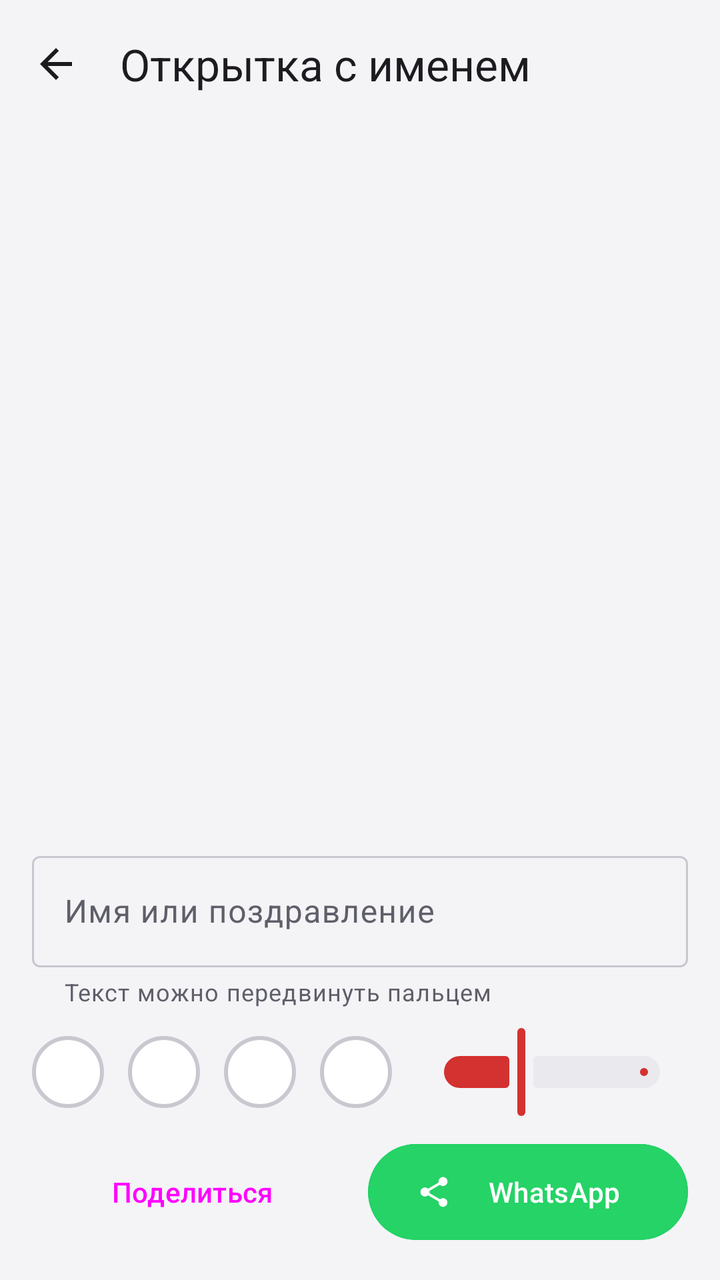
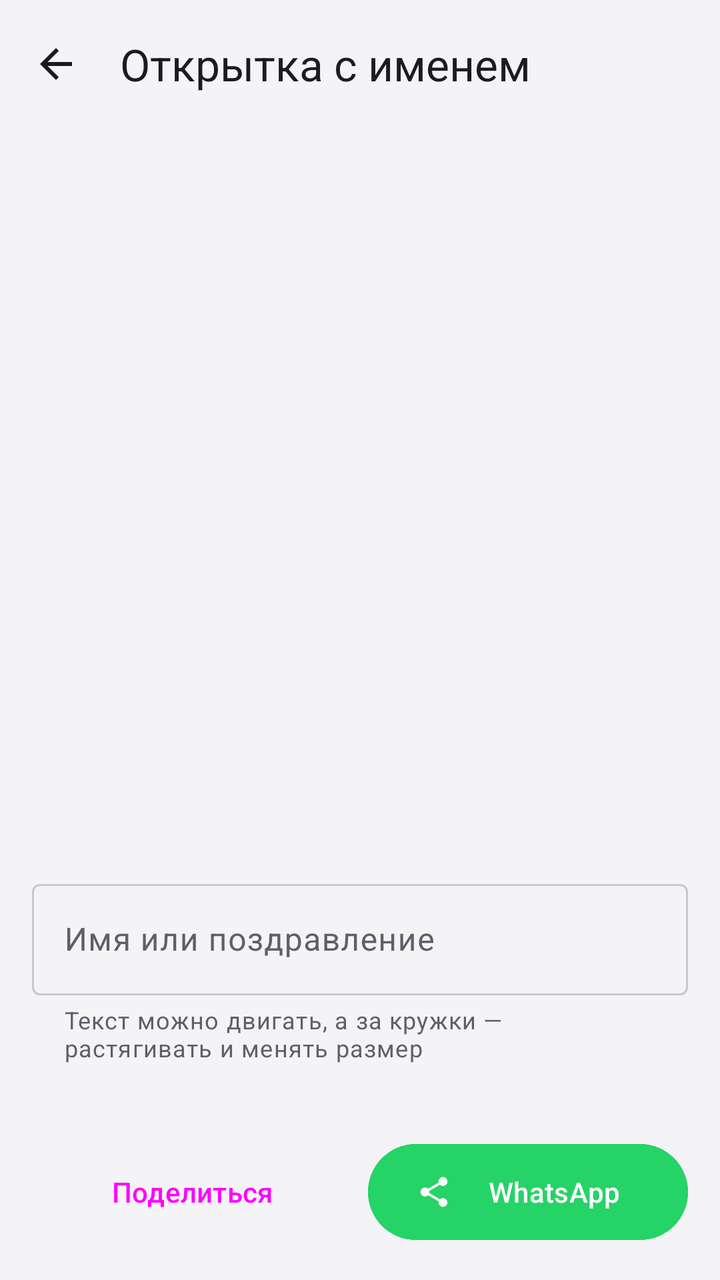

Compare the two renders of this Android layout. The source of the first and the diff that turns it into the second are given below.
<!-- AndroidManifest.xml: application theme AppTheme -->
<!-- res/layout/card_editor.xml -->
<?xml version="1.0" encoding="utf-8"?>
<LinearLayout xmlns:android="http://schemas.android.com/apk/res/android"
    xmlns:app="http://schemas.android.com/apk/res-auto"
    android:layout_width="match_parent"
    android:layout_height="match_parent"
    android:background="@color/colorBackground"
    android:clickable="true"
    android:focusable="true"
    android:orientation="vertical">

    <com.google.android.material.appbar.MaterialToolbar
        android:id="@+id/editorToolbar"
        android:layout_width="match_parent"
        android:layout_height="?attr/actionBarSize"
        app:navigationContentDescription="@string/back"
        app:navigationIcon="@drawable/ic_back"
        app:navigationIconTint="@color/colorOnSurface"
        app:title="@string/card_with_name" />

    
    <FrameLayout
        android:id="@+id/previewArea"
        android:layout_width="match_parent"
        android:layout_height="0dp"
        android:layout_weight="1"
        android:padding="12dp">

        <FrameLayout
            android:id="@+id/cardFrame"
            android:layout_width="0dp"
            android:layout_height="0dp"
            android:layout_gravity="center">

            <ImageView
                android:id="@+id/cardImage"
                android:layout_width="match_parent"
                android:layout_height="match_parent"
                android:scaleType="fitXY" />

            <TextView
                android:id="@+id/cardText"
                android:layout_width="wrap_content"
                android:layout_height="wrap_content"
                android:gravity="center"
                android:padding="4dp"
                android:shadowColor="#CC000000"
                android:shadowDy="2"
                android:shadowRadius="6"
                android:textColor="@color/colorWhite"
                android:textStyle="bold" />
        </FrameLayout>

        <ProgressBar
            android:id="@+id/editorProgress"
            android:layout_width="wrap_content"
            android:layout_height="wrap_content"
            android:layout_gravity="center" />
    </FrameLayout>

    <LinearLayout
        android:layout_width="match_parent"
        android:layout_height="wrap_content"
        android:orientation="vertical"
        android:paddingStart="16dp"
        android:paddingEnd="16dp"
        android:paddingBottom="16dp">

        <com.google.android.material.textfield.TextInputLayout
            style="?attr/textInputOutlinedStyle"
            android:layout_width="match_parent"
            android:layout_height="wrap_content"
            android:hint="@string/card_name_hint"
            app:helperText="@string/card_drag_hint">

            <com.google.android.material.textfield.TextInputEditText
                android:id="@+id/nameInput"
                android:layout_width="match_parent"
                android:layout_height="wrap_content"
                android:inputType="textCapSentences|textMultiLine"
                android:maxLines="3" />
        </com.google.android.material.textfield.TextInputLayout>

        <LinearLayout
            android:layout_width="match_parent"
            android:layout_height="wrap_content"
            android:layout_marginTop="8dp"
            android:gravity="center_vertical"
            android:orientation="horizontal">

            <View
                android:id="@+id/colorWhite"
                android:layout_width="36dp"
                android:layout_height="36dp"
                android:layout_marginEnd="12dp"
                android:background="@drawable/bg_swatch" />

            <View
                android:id="@+id/colorYellow"
                android:layout_width="36dp"
                android:layout_height="36dp"
                android:layout_marginEnd="12dp"
                android:background="@drawable/bg_swatch" />

            <View
                android:id="@+id/colorRed"
                android:layout_width="36dp"
                android:layout_height="36dp"
                android:layout_marginEnd="12dp"
                android:background="@drawable/bg_swatch" />

            <View
                android:id="@+id/colorDark"
                android:layout_width="36dp"
                android:layout_height="36dp"
                android:layout_marginEnd="12dp"
                android:background="@drawable/bg_swatch" />

            <com.google.android.material.slider.Slider
                android:id="@+id/sizeSlider"
                android:layout_width="0dp"
                android:layout_height="wrap_content"
                android:layout_weight="1"
                android:contentDescription="@string/card_text_size"
                android:stepSize="1"
                app:tickVisible="false"
                android:value="32"
                android:valueFrom="16"
                android:valueTo="64" />
        </LinearLayout>

        <LinearLayout
            android:layout_width="match_parent"
            android:layout_height="wrap_content"
            android:layout_marginTop="8dp"
            android:orientation="horizontal">

            <Button
                android:id="@+id/editorShare"
                style="?attr/materialButtonOutlinedStyle"
                android:layout_width="0dp"
                android:layout_height="wrap_content"
                android:minHeight="56dp"
                android:layout_marginEnd="8dp"
                android:layout_weight="1"
                android:text="@string/fab_options_share"
                app:icon="@drawable/ic_share" />

            <com.google.android.material.button.MaterialButton
                android:id="@+id/editorWhatsApp"
                android:layout_width="0dp"
                android:layout_height="wrap_content"
                android:minHeight="56dp"
                android:layout_weight="1"
                android:backgroundTint="@color/colorWhatsApp"
                android:text="@string/whatsapp"
                app:icon="@drawable/ic_share" />
        </LinearLayout>
    </LinearLayout>

</LinearLayout>
<!-- resources referenced by this layout -->
<resources>
  <color name="colorBackground">#F4F4F7</color>
  <color name="colorOnSurface">#1B1B1F</color>
  <color name="colorWhatsApp">#25D366</color>
  <color name="colorWhite">#ffffff</color>
  <!-- drawable bg_swatch (drawable) -->
  <shape xmlns:android="http://schemas.android.com/apk/res/android" android:shape="oval">
      <solid android:color="#FFFFFF" />
      <stroke android:width="2dp" android:color="@color/colorOutline" />
  </shape>
  <!-- drawable ic_back (drawable) -->
  <vector xmlns:android="http://schemas.android.com/apk/res/android"
      android:width="24dp"
      android:height="24dp"
      android:viewportWidth="24"
      android:viewportHeight="24">
      <path
          android:fillColor="#FFFFFF"
          android:pathData="M20,11H7.83l5.59,-5.59L12,4l-8,8 8,8 1.41,-1.41L7.83,13H20v-2z" />
  </vector>
  <!-- drawable ic_share (drawable) -->
  <vector xmlns:android="http://schemas.android.com/apk/res/android"
      android:width="24dp"
      android:height="24dp"
      android:viewportWidth="24"
      android:viewportHeight="24">
      <path
          android:fillColor="#FFFFFF"
          android:pathData="M18,16.08c-0.76,0 -1.44,0.3 -1.96,0.77L8.91,12.7c0.05,-0.23 0.09,-0.46 0.09,-0.7s-0.04,-0.47 -0.09,-0.7l7.05,-4.11c0.54,0.5 1.25,0.81 2.04,0.81 1.66,0 3,-1.34 3,-3s-1.34,-3 -3,-3 -3,1.34 -3,3c0,0.24 0.04,0.47 0.09,0.7L8.04,9.81C7.5,9.31 6.79,9 6,9c-1.66,0 -3,1.34 -3,3s1.34,3 3,3c0.79,0 1.5,-0.31 2.04,-0.81l7.12,4.16c-0.05,0.21 -0.08,0.43 -0.08,0.65 0,1.61 1.31,2.92 2.92,2.92 1.61,0 2.92,-1.31 2.92,-2.92s-1.31,-2.92 -2.92,-2.92z" />
  </vector>
  <string name="back">Назад</string>
  <string name="card_drag_hint">Текст можно передвинуть пальцем</string>
  <string name="card_name_hint">Имя или поздравление</string>
  <string name="card_text_size">Размер текста</string>
  <string name="card_with_name">Открытка с именем</string>
  <string name="fab_options_share">Поделиться</string>
  <string name="whatsapp" translatable="false">WhatsApp</string>
  <color name="colorOutline">#C8C8D0</color>
  <color name="colorPrimary">#D43131</color>
  <color name="colorPrimaryContainer">#FFDAD8</color>
  <color name="colorOnPrimaryContainer">#5C1A1D</color>
  <color name="colorSurfaceHigh">#E9E9EE</color>
  <color name="colorSurface">#FFFFFF</color>
  <color name="colorOnSurfaceVariant">#5F5F6A</color>
  <!-- unchanged entries left out for length: 1 -->
</resources>

<!-- the commit's change to res/layout/card_editor.xml (unified diff, before → after) -->
@@ -37,17 +37,45 @@
                 android:layout_height="match_parent"
                 android:scaleType="fitXY" />
 
-            <TextView
-                android:id="@+id/cardText"
+            
+            <FrameLayout
+                android:id="@+id/textBox"
                 android:layout_width="wrap_content"
-                android:layout_height="wrap_content"
-                android:gravity="center"
-                android:padding="4dp"
-                android:shadowColor="#CC000000"
-                android:shadowDy="2"
-                android:shadowRadius="6"
-                android:textColor="@color/colorWhite"
-                android:textStyle="bold" />
+                android:layout_height="wrap_content">
+
+                <TextView
+                    android:id="@+id/cardText"
+                    android:layout_width="wrap_content"
+                    android:layout_height="wrap_content"
+                    android:layout_margin="16dp"
+                    android:background="@drawable/bg_text_box"
+                    android:gravity="center"
+                    android:padding="6dp"
+                    android:shadowColor="#CC000000"
+                    android:shadowDy="2"
+                    android:shadowRadius="6"
+                    android:textColor="@color/colorWhite" />
+
+                <ImageView
+                    android:id="@+id/handleWidth"
+                    android:layout_width="32dp"
+                    android:layout_height="32dp"
+                    android:layout_gravity="end|center_vertical"
+                    android:background="@drawable/bg_handle"
+                    android:contentDescription="@string/card_handle_width"
+                    android:padding="5dp"
+                    android:src="@drawable/ic_resize_width" />
+
+                <ImageView
+                    android:id="@+id/handleScale"
+                    android:layout_width="32dp"
+                    android:layout_height="32dp"
+                    android:layout_gravity="end|bottom"
+                    android:background="@drawable/bg_handle"
+                    android:contentDescription="@string/card_handle_size"
+                    android:padding="5dp"
+                    android:src="@drawable/ic_resize_corner" />
+            </FrameLayout>
         </FrameLayout>
 
         <ProgressBar
@@ -61,14 +89,14 @@
         android:layout_width="match_parent"
         android:layout_height="wrap_content"
         android:orientation="vertical"
-        android:paddingStart="16dp"
-        android:paddingEnd="16dp"
         android:paddingBottom="16dp">
 
         <com.google.android.material.textfield.TextInputLayout
             style="?attr/textInputOutlinedStyle"
             android:layout_width="match_parent"
             android:layout_height="wrap_content"
+            android:layout_marginStart="16dp"
+            android:layout_marginEnd="16dp"
             android:hint="@string/card_name_hint"
             app:helperText="@string/card_drag_hint">
 
@@ -80,58 +108,51 @@
                 android:maxLines="3" />
         </com.google.android.material.textfield.TextInputLayout>
 
-        <LinearLayout
+        
+        <HorizontalScrollView
             android:layout_width="match_parent"
             android:layout_height="wrap_content"
             android:layout_marginTop="8dp"
-            android:gravity="center_vertical"
-            android:orientation="horizontal">
+            android:clipToPadding="false"
+            android:paddingStart="16dp"
+            android:paddingEnd="8dp"
+            android:scrollbars="none">
 
-            <View
-                android:id="@+id/colorWhite"
-                android:layout_width="36dp"
-                android:layout_height="36dp"
-                android:layout_marginEnd="12dp"
-                android:background="@drawable/bg_swatch" />
+            <LinearLayout
+                android:id="@+id/fontRow"
+                android:layout_width="wrap_content"
+                android:layout_height="wrap_content"
+                android:baselineAligned="false"
+                android:orientation="horizontal"
+                android:paddingTop="2dp"
+                android:paddingBottom="2dp" />
+        </HorizontalScrollView>
 
-            <View
-                android:id="@+id/colorYellow"
-                android:layout_width="36dp"
-                android:layout_height="36dp"
-                android:layout_marginEnd="12dp"
-                android:background="@drawable/bg_swatch" />
+        
+        <HorizontalScrollView
+            android:layout_width="match_parent"
+            android:layout_height="wrap_content"
+            android:layout_marginTop="10dp"
+            android:clipToPadding="false"
+            android:paddingStart="16dp"
+            android:paddingEnd="6dp"
+            android:scrollbars="none">
 
-            <View
-                android:id="@+id/colorRed"
-                android:layout_width="36dp"
-                android:layout_height="36dp"
-                android:layout_marginEnd="12dp"
-                android:background="@drawable/bg_swatch" />
-
-            <View
-                android:id="@+id/colorDark"
-                android:layout_width="36dp"
-                android:layout_height="36dp"
-                android:layout_marginEnd="12dp"
-                android:background="@drawable/bg_swatch" />
-
-            <com.google.android.material.slider.Slider
-                android:id="@+id/sizeSlider"
-                android:layout_width="0dp"
+            <LinearLayout
+                android:id="@+id/colorRow"
+                android:layout_width="wrap_content"
                 android:layout_height="wrap_content"
-                android:layout_weight="1"
-                android:contentDescription="@string/card_text_size"
-                android:stepSize="1"
-                app:tickVisible="false"
-                android:value="32"
-                android:valueFrom="16"
-                android:valueTo="64" />
-        </LinearLayout>
+                android:orientation="horizontal"
+                android:paddingTop="2dp"
+                android:paddingBottom="2dp" />
+        </HorizontalScrollView>
 
         <LinearLayout
             android:layout_width="match_parent"
             android:layout_height="wrap_content"
-            android:layout_marginTop="8dp"
+            android:layout_marginStart="16dp"
+            android:layout_marginTop="10dp"
+            android:layout_marginEnd="16dp"
             android:orientation="horizontal">
 
             <Button
@@ -139,9 +160,9 @@
                 style="?attr/materialButtonOutlinedStyle"
                 android:layout_width="0dp"
                 android:layout_height="wrap_content"
-                android:minHeight="56dp"
                 android:layout_marginEnd="8dp"
                 android:layout_weight="1"
+                android:minHeight="56dp"
                 android:text="@string/fab_options_share"
                 app:icon="@drawable/ic_share" />
 
@@ -149,9 +170,9 @@
                 android:id="@+id/editorWhatsApp"
                 android:layout_width="0dp"
                 android:layout_height="wrap_content"
-                android:minHeight="56dp"
                 android:layout_weight="1"
                 android:backgroundTint="@color/colorWhatsApp"
+                android:minHeight="56dp"
                 android:text="@string/whatsapp"
                 app:icon="@drawable/ic_share" />
         </LinearLayout>
<!-- resource entries referenced after the edit -->
@@ -4,10 +4,19 @@
   <color name="colorOnSurface">#1B1B1F</color>
   <color name="colorWhatsApp">#25D366</color>
   <color name="colorWhite">#ffffff</color>
-  <!-- drawable bg_swatch (drawable) -->
+  <!-- drawable bg_handle (drawable) -->
   <shape xmlns:android="http://schemas.android.com/apk/res/android" android:shape="oval">
       <solid android:color="#FFFFFF" />
-      <stroke android:width="2dp" android:color="@color/colorOutline" />
+      <stroke android:width="2dp" android:color="@color/colorPrimary" />
+  </shape>
+  <!-- drawable bg_text_box (drawable) -->
+  <shape xmlns:android="http://schemas.android.com/apk/res/android">
+      <stroke
+          android:width="1.5dp"
+          android:color="#CCFFFFFF"
+          android:dashGap="4dp"
+          android:dashWidth="6dp" />
+      <corners android:radius="6dp" />
   </shape>
   <!-- drawable ic_back (drawable) -->
   <vector xmlns:android="http://schemas.android.com/apk/res/android"
@@ -18,6 +27,26 @@
       <path
           android:fillColor="#FFFFFF"
           android:pathData="M20,11H7.83l5.59,-5.59L12,4l-8,8 8,8 1.41,-1.41L7.83,13H20v-2z" />
+  </vector>
+  <!-- drawable ic_resize_corner (drawable) -->
+  <vector xmlns:android="http://schemas.android.com/apk/res/android"
+      android:width="24dp"
+      android:height="24dp"
+      android:viewportWidth="24"
+      android:viewportHeight="24">
+      <path
+          android:fillColor="#D43131"
+          android:pathData="M19,19h-6v-2h2.59L7,8.41V11H5V5h6v2H8.41L17,15.59V13h2z" />
+  </vector>
+  <!-- drawable ic_resize_width (drawable) -->
+  <vector xmlns:android="http://schemas.android.com/apk/res/android"
+      android:width="24dp"
+      android:height="24dp"
+      android:viewportWidth="24"
+      android:viewportHeight="24">
+      <path
+          android:fillColor="#D43131"
+          android:pathData="M7.41,8.59L4,12l3.41,3.41L8.83,14l-1,-1h8.34l-1,1 1.42,1.41L20,12l-3.41,-3.41L15.17,10l1,1H7.83l1,-1z" />
   </vector>
   <!-- drawable ic_share (drawable) -->
   <vector xmlns:android="http://schemas.android.com/apk/res/android"
@@ -30,9 +59,10 @@
           android:pathData="M18,16.08c-0.76,0 -1.44,0.3 -1.96,0.77L8.91,12.7c0.05,-0.23 0.09,-0.46 0.09,-0.7s-0.04,-0.47 -0.09,-0.7l7.05,-4.11c0.54,0.5 1.25,0.81 2.04,0.81 1.66,0 3,-1.34 3,-3s-1.34,-3 -3,-3 -3,1.34 -3,3c0,0.24 0.04,0.47 0.09,0.7L8.04,9.81C7.5,9.31 6.79,9 6,9c-1.66,0 -3,1.34 -3,3s1.34,3 3,3c0.79,0 1.5,-0.31 2.04,-0.81l7.12,4.16c-0.05,0.21 -0.08,0.43 -0.08,0.65 0,1.61 1.31,2.92 2.92,2.92 1.61,0 2.92,-1.31 2.92,-2.92s-1.31,-2.92 -2.92,-2.92z" />
   </vector>
   <string name="back">Назад</string>
-  <string name="card_drag_hint">Текст можно передвинуть пальцем</string>
+  <string name="card_drag_hint">Текст можно двигать, а за кружки — растягивать и менять размер</string>
+  <string name="card_handle_size">Изменить размер текста</string>
+  <string name="card_handle_width">Изменить ширину текста</string>
   <string name="card_name_hint">Имя или поздравление</string>
-  <string name="card_text_size">Размер текста</string>
   <string name="card_with_name">Открытка с именем</string>
   <string name="fab_options_share">Поделиться</string>
   <string name="whatsapp" translatable="false">WhatsApp</string>
